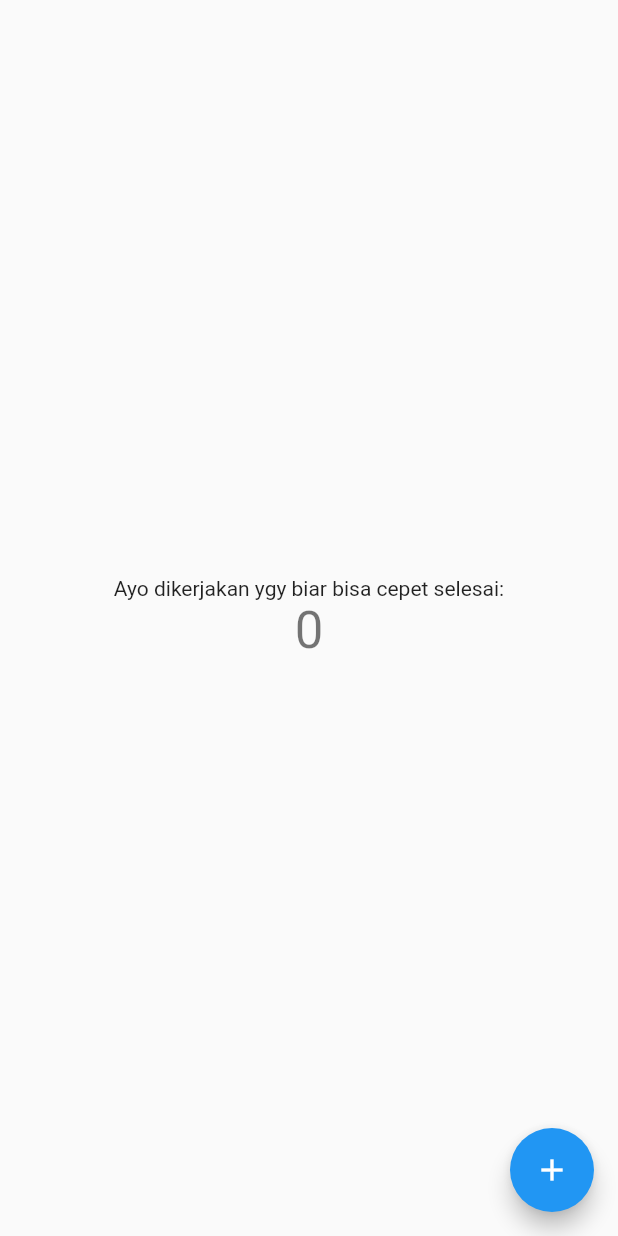
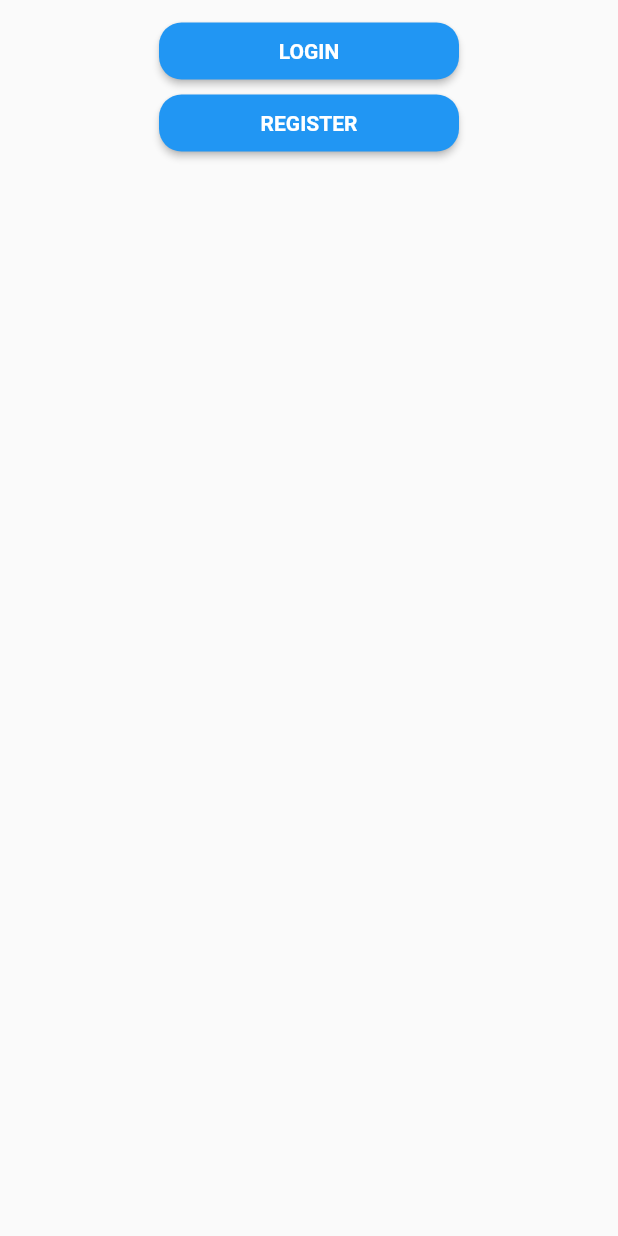
Before and after one commit to AhmadTaufiqR/BatikIjenMobile, a Flutter app: the screen it shows after launch, on a phone screen of 412 x 824 dp. Run offline on Flutter 3.47's test engine with Material 2 defaults, Android fonts, the phone set to English and light mode, and no system bars.

Commit message:
splassscreen dan tombol login register

```diff
--- a/lib/main.dart
+++ b/lib/main.dart
@@ -1,110 +1,10 @@
 import 'package:flutter/material.dart';
+import 'package:ijen_batik/view/all/splash_screen.dart';
 
-void main() {
-  runApp(const MyApp());
-}
-
-class MyApp extends StatelessWidget {
-  const MyApp({super.key});
-
-  // This widget is the root of your application.
-  @override
-  Widget build(BuildContext context) {
-    return MaterialApp(
-      title: 'Flutter Demo',
-      theme: ThemeData(
-        // This is the theme of your application.
-        //
-        // Try running your application with "flutter run". You'll see the
-        // application has a blue toolbar. Then, without quitting the app, try
-        // changing the primarySwatch below to Colors.green and then invoke
-        // "hot reload" (press "r" in the console where you ran "flutter run",
-        // or simply save your changes to "hot reload" in a Flutter IDE).
-        // Notice that the counter didn't reset back to zero; the application
-        // is not restarted.
-        primarySwatch: Colors.blue,
+void main() => runApp(
+      MaterialApp(
+        theme: ThemeData(primaryColor: Colors.white),
+        debugShowCheckedModeBanner: false,
+        home: SplashScreen(),
       ),
-      home: const MyHomePage(title: 'Flutter Demo Home Page'),
     );
-  }
-}
-
-class MyHomePage extends StatefulWidget {
-  const MyHomePage({super.key, required this.title});
-
-  // This widget is the home page of your application. It is stateful, meaning
-  // that it has a State object (defined below) that contains fields that affect
-  // how it looks.
-
-  // This class is the configuration for the state. It holds the values (in this
-  // case the title) provided by the parent (in this case the App widget) and
-  // used by the build method of the State. Fields in a Widget subclass are
-  // always marked "final".
-
-  final String title;
-
-  @override
-  State<MyHomePage> createState() => _MyHomePageState();
-}
-
-class _MyHomePageState extends State<MyHomePage> {
-  int _counter = 0;
-
-  void _incrementCounter() {
-    setState(() {
-      // This call to setState tells the Flutter framework that something has
-      // changed in this State, which causes it to rerun the build method below
-      // so that the display can reflect the updated values. If we changed
-      // _counter without calling setState(), then the build method would not be
-      // called again, and so nothing would appear to happen.
-      _counter++;
-    });
-  }
-
-  @override
-  Widget build(BuildContext context) {
-    // This method is rerun every time setState is called, for instance as done
-    // by the _incrementCounter method above.
-    //
-    // The Flutter framework has been optimized to make rerunning build methods
-    // fast, so that you can just rebuild anything that needs updating rather
-    // than having to individually change instances of widgets.
-    return Scaffold(
-      body: Center(
-        // Center is a layout widget. It takes a single child and positions it
-        // in the middle of the parent.
-        child: Column(
-          // Column is also a layout widget. It takes a list of children and
-          // arranges them vertically. By default, it sizes itself to fit its
-          // children horizontally, and tries to be as tall as its parent.
-          //
-          // Invoke "debug painting" (press "p" in the console, choose the
-          // "Toggle Debug Paint" action from the Flutter Inspector in Android
-          // Studio, or the "Toggle Debug Paint" command in Visual Studio Code)
-          // to see the wireframe for each widget.
-          //
-          // Column has various properties to control how it sizes itself and
-          // how it positions its children. Here we use mainAxisAlignment to
-          // center the children vertically; the main axis here is the vertical
-          // axis because Columns are vertical (the cross axis would be
-          // horizontal).
-          mainAxisAlignment: MainAxisAlignment.center,
-          children: <Widget>[
-            const Text(
-              'Ayo dikerjakan ygy biar bisa cepet selesai:',
-            ),
-            Text(
-              '$_counter',
-              style: Theme.of(context).textTheme.headline4,
-            ),
-          ],
-        ),
-      ),
-      floatingActionButton: FloatingActionButton(
-        onPressed: _incrementCounter,
-        tooltip: 'Increment',
-        child: const Icon(Icons.add),
-      ), // This trailing comma makes auto-formatting nicer for build methods.
-    );
-  }
-}
--- /dev/null
+++ b/lib/view/all/login_page.dart
@@ -0,0 +1,20 @@
+import 'package:flutter/material.dart';
+import 'package:ijen_batik/view/components/login_button.dart';
+
+class LoginPage extends StatelessWidget {
+  @override
+  Widget build(BuildContext context) {
+    return Scaffold(
+      body: SafeArea(
+        child: ListView(
+          children: [
+            SizedBox(
+              height: 10,
+            ),
+            login_button(),
+          ],
+        ),
+      ),
+    );
+  }
+}
--- /dev/null
+++ b/lib/view/components/login_button.dart
@@ -0,0 +1,48 @@
+import 'package:flutter/material.dart';
+
+class login_button extends StatelessWidget {
+  login_button({super.key});
+
+  @override
+  Widget build(BuildContext context) {
+    Size size = MediaQuery.of(context).size;
+
+    return SafeArea(
+      child: Center(
+        child: Column(
+          mainAxisAlignment: MainAxisAlignment.center,
+          children: <Widget>[
+            ElevatedButton(
+              style: ElevatedButton.styleFrom(
+                minimumSize: Size(200, 38),
+                shape: RoundedRectangleBorder(
+                  borderRadius: BorderRadius.circular(15),
+                ),
+              ),
+              onPressed: () {},
+              child: Text(
+                'LOGIN',
+                style: TextStyle(fontWeight: FontWeight.bold),
+                textAlign: TextAlign.center,
+              ),
+            ),
+            ElevatedButton(
+              style: ElevatedButton.styleFrom(
+                minimumSize: Size(200, 38),
+                shape: RoundedRectangleBorder(
+                  borderRadius: BorderRadius.circular(15),
+                ),
+              ),
+              onPressed: () {},
+              child: Text(
+                'REGISTER',
+                style: TextStyle(fontWeight: FontWeight.bold),
+                textAlign: TextAlign.center,
+              ),
+            ),
+          ],
+        ),
+      ),
+    );
+  }
+}
--- a/pubspec.yaml
+++ b/pubspec.yaml
@@ -60,8 +60,8 @@ flutter:
   uses-material-design: true
 
   # To add assets to your application, add an assets section, like this:
-  # assets:
-  #   - images/a_dot_burr.jpeg
+  assets:
+    - assets/img/
   #   - images/a_dot_ham.jpeg
 
   # An image asset can refer to one or more resolution-specific "variants", see
```
Also changed, not shown: lib/view/all/dash.dart (added, +43 -0 lines), lib/view/all/splash_screen.dart (added, +42 -0 lines), lib/view/components/gradient.dart (added, +17 -0 lines), assets/img/1.png (added), assets/img/2.png (added), assets/img/4.png (added), 1 other file.
